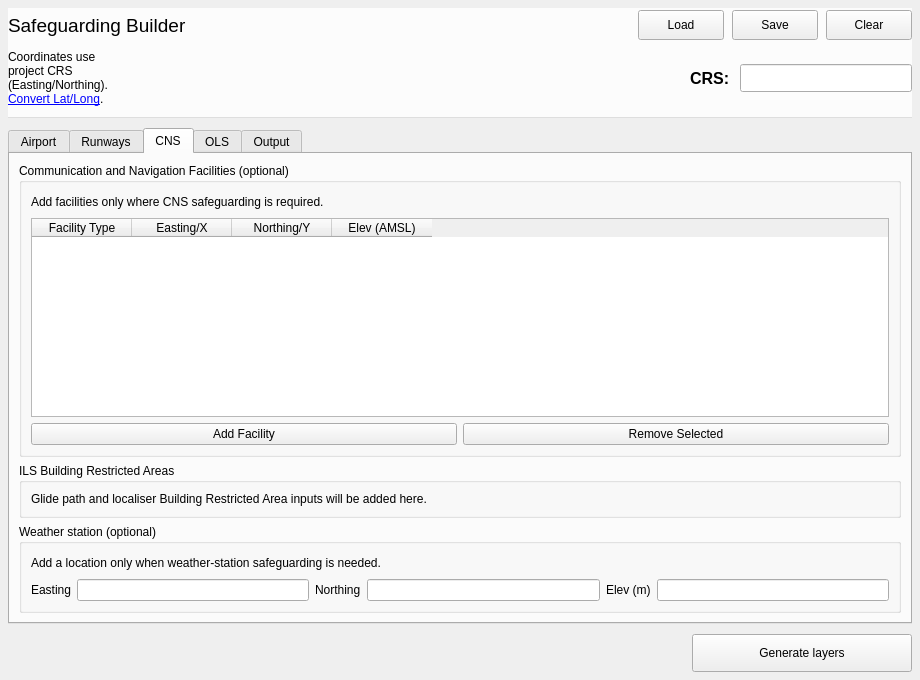
Qt form safeguarding_builder_dialog_base.ui (camtodd1/prj-lucid) before a commit.
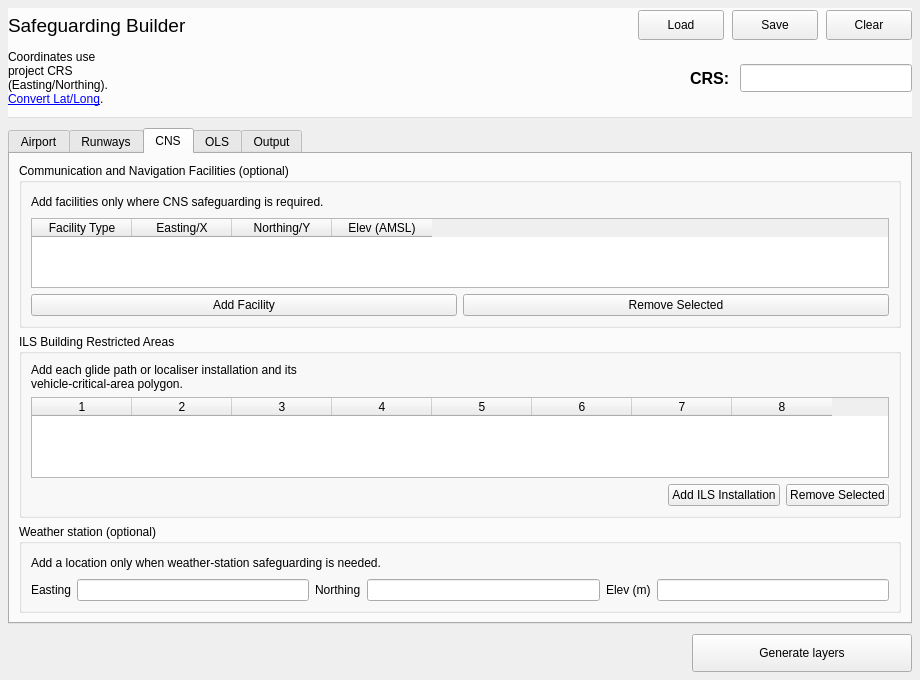
The same form after that commit. The open tabs and pages were chosen to show the change. Custom widgets are drawn as their Qt base class.

Commit message: Add ILS/BRA installation inputs and persistence

What changed in the file:
```diff
--- a/safeguarding_builder_dialog_base.ui
+++ b/safeguarding_builder_dialog_base.ui
@@ -587,15 +587,86 @@
         </property>
         <layout class="QVBoxLayout" name="verticalLayout_ilsBra">
          <item>
-          <widget class="QLabel" name="label_ils_bra_description">
-           <property name="text">
-            <string>Glide path and localiser Building Restricted Area inputs will be added here.</string>
-           </property>
-           <property name="wordWrap">
+          <layout class="QHBoxLayout" name="horizontalLayout_ilsBraIntro">
+           <item>
+            <widget class="QLabel" name="label_ils_bra_description">
+             <property name="text">
+              <string>Add each glide path or localiser installation and its vehicle-critical-area polygon.</string>
+             </property>
+             <property name="wordWrap">
+              <bool>true</bool>
+             </property>
+            </widget>
+           </item>
+           <item>
+            <spacer name="horizontalSpacer_ilsBraIntro">
+             <property name="orientation">
+              <enum>Qt::Horizontal</enum>
+             </property>
+             <property name="sizeHint" stdset="0">
+              <size>
+               <width>40</width>
+               <height>20</height>
+              </size>
+             </property>
+            </spacer>
+           </item>
+           <item>
+            <widget class="QLabel" name="label_ils_bra_status">
+             <property name="text">
+              <string/>
+             </property>
+            </widget>
+           </item>
+          </layout>
+         </item>
+         <item>
+          <widget class="QTableWidget" name="table_ils_bra">
+           <property name="alternatingRowColors">
             <bool>true</bool>
            </property>
+           <property name="selectionBehavior">
+            <enum>QAbstractItemView::SelectRows</enum>
+           </property>
+           <property name="columnCount">
+            <number>8</number>
+           </property>
+           <attribute name="verticalHeaderVisible">
+            <bool>false</bool>
+           </attribute>
           </widget>
          </item>
+         <item>
+          <layout class="QHBoxLayout" name="horizontalLayout_ilsBraButtons">
+           <item>
+            <spacer name="horizontalSpacer_ilsBraButtons">
+             <property name="orientation">
+              <enum>Qt::Horizontal</enum>
+             </property>
+             <property name="sizeHint" stdset="0">
+              <size>
+               <width>40</width>
+               <height>20</height>
+              </size>
+             </property>
+            </spacer>
+           </item>
+           <item>
+            <widget class="QPushButton" name="pushButton_add_ILS_BRA">
+             <property name="text">
+              <string>Add ILS Installation</string>
+             </property>
+            </widget>
+           </item>
+           <item>
+            <widget class="QPushButton" name="pushButton_remove_ILS_BRA">
+             <property name="text">
+              <string>Remove Selected</string>
+             </property>
+            </widget>
+           </item>
+          </layout>
+         </item>
         </layout>
        </widget>
        </item>
```
The commit also changes 5 other files.
